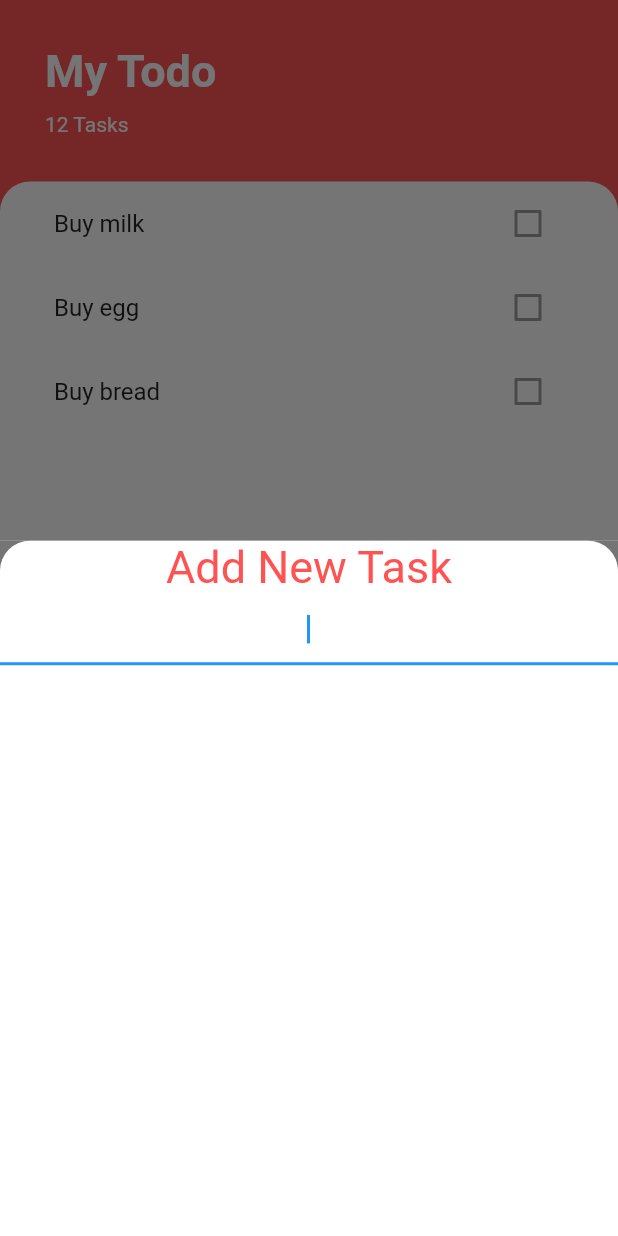
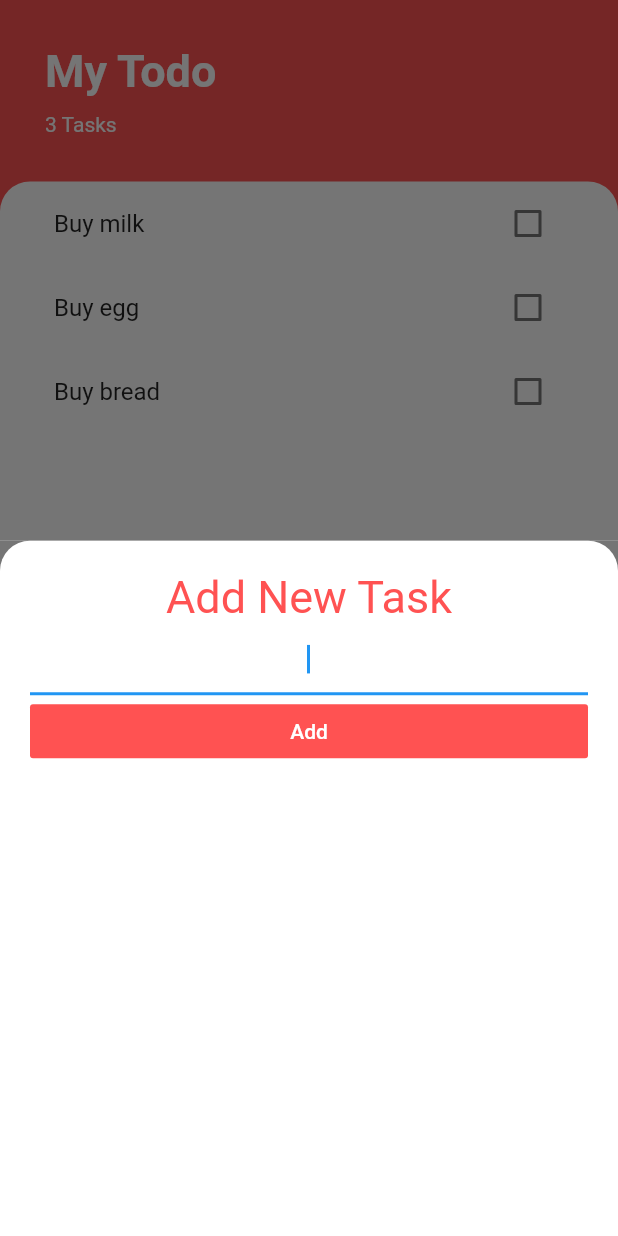
Before and after one commit to simplyJC/sample_flutter, a Flutter app: the screen it shows after launch, after a tap on the "add" icon, on a phone screen of 412 x 824 dp. Run offline on Flutter 3.47's test engine with Material 2 defaults, Android fonts, the phone set to English and light mode, and no system bars.

```diff
--- a/lib/screens/add_task_mbottomsheet.dart
+++ b/lib/screens/add_task_mbottomsheet.dart
@@ -1,39 +1,56 @@
 import 'package:flutter/material.dart';
 
+class AddTaskMBottomSheet extends StatelessWidget {
+ final Function functionMyAddTaskCallback;
+ AddTaskMBottomSheet(this.functionMyAddTaskCallback);
 
-class AddTaskMBottomSheet extends StatelessWidget {
   @override
   Widget build(BuildContext context) {
+    String newTaskTitle;
     return Container(
-      color: Color (0xff757575),
+      color: Color(0xff757575),
       child: Container(
+        padding: EdgeInsets.all(20.0),
         decoration: BoxDecoration(
             color: Colors.white,
             borderRadius: BorderRadius.only(
               topLeft: Radius.circular(20.0),
               topRight: Radius.circular(20.0),
-          )
-        ),
+            )),
         child: Column(
-
-          children: <Widget> [
-
-            Text ('Add New Task',
+          crossAxisAlignment: CrossAxisAlignment.stretch,
+          children: <Widget>[
+            Text(
+              'Add New Task',
+              textAlign: TextAlign.center,
               style: TextStyle(
                 fontSize: 30.0,
                 color: Colors.redAccent,
-
-            )
-              ,),
+              ),
+            ),
             TextField(
               autofocus: true,
               textAlign: TextAlign.center,
+              onChanged: (newInputTitle){
+                newTaskTitle = newInputTitle;
+              },
             ),
-            FlatButton(onPressed: null, child: null)
+            FlatButton(
+              child: Text(
+                'Add',
+                style: TextStyle(
+                  color: Colors.white,
+                ),
+              ),
+              color: Colors.redAccent,
+              onPressed: () {
+                functionMyAddTaskCallback (newTaskTitle);
+                //print(newTaskTitle);
+              },
+            ),
           ],
         ),
       ),
-
     );
   }
 }
--- a/lib/screens/task_screen.dart
+++ b/lib/screens/task_screen.dart
@@ -2,10 +2,22 @@ import 'package:flutter/cupertino.dart';
 import 'package:flutter/material.dart';
 import 'package:sample_flutter/screens/add_task_mbottomsheet.dart';
 import 'package:sample_flutter/widgets/mylist_view.dart';
+import 'package:sample_flutter/models/my_task.dart';
 
-class TaskScreen extends StatelessWidget {
+class TaskScreen extends StatefulWidget {
 
   // Widget myBuilderBottomSheet (BuildContext context) => Container ();
+  @override
+  _TaskScreenState createState() => _TaskScreenState();
+}
+
+class _TaskScreenState extends State<TaskScreen> {
+  List<MyTask> myTask = [
+    MyTask(mynametask: 'Buy milk'),
+    MyTask(mynametask: 'Buy egg'),
+    MyTask(mynametask: 'Buy bread'),
+
+  ];
 
   @override
   Widget build(BuildContext context) {
@@ -17,7 +29,13 @@ class TaskScreen extends StatelessWidget {
         onPressed:  () {
           showModalBottomSheet(
               context: context,
-              builder: (context) => AddTaskMBottomSheet());
+              builder: (context) =>
+                  AddTaskMBottomSheet ((newTaskTitle){
+            setState(() {
+              myTask.add(MyTask(mynametask: newTaskTitle));
+            });
+            Navigator.pop(context);
+          }));
         },
       ),
       body: Column(
@@ -41,7 +59,7 @@ class TaskScreen extends StatelessWidget {
                   height: 10.0,
                 ),
                 Text(
-                  '12 Tasks',
+                  '${myTask.length} Tasks',
                   style: TextStyle(
                     color: Colors.white,
                   ),
@@ -59,7 +77,7 @@ class TaskScreen extends StatelessWidget {
                     topLeft: Radius.circular(20.0),
                   )
               ),
-              child: MyListView() ,
+              child: MyListView(myTask) ,
             ),
           ),
           //Expanded widget will take up much space
--- a/lib/widgets/mylist_view.dart
+++ b/lib/widgets/mylist_view.dart
@@ -3,27 +3,30 @@ import 'package:sample_flutter/widgets/mylist_tile.dart';
 import 'package:sample_flutter/models/my_task.dart';
 
 class MyListView extends StatefulWidget {
+  final List <MyTask> myTask;
+  MyListView (this.myTask);
   @override
   _MyListViewState createState() => _MyListViewState();
 }
 
 class _MyListViewState extends State<MyListView> {
-  List<MyTask> myTask = [
-    MyTask(mynametask: 'Buy milk'),
-    MyTask(mynametask: 'Buy egg'),
-    MyTask(mynametask: 'Buy bread'),
 
-  ];
 
   @override
   Widget build(BuildContext context) {
     return ListView.builder(itemBuilder: (context, index) {
       return MyListTile(
-        myTaskTitle: myTask[index].mynametask,
-        isCheck: myTask[index].myIsDone,
+        myTaskTitle: widget.myTask[index].mynametask,
+        isCheck: widget.myTask[index].myIsDone,
+        myCheckCallback:  (checkboxState){
+          setState(() {
+            widget.myTask[index].toggleDone();
+          });
+
+        },
       );
     },
-      itemCount: myTask.length,
+      itemCount: widget.myTask.length,
     );
   }
 }
```
Lines whose indentation alone changed are shown as unchanged.
